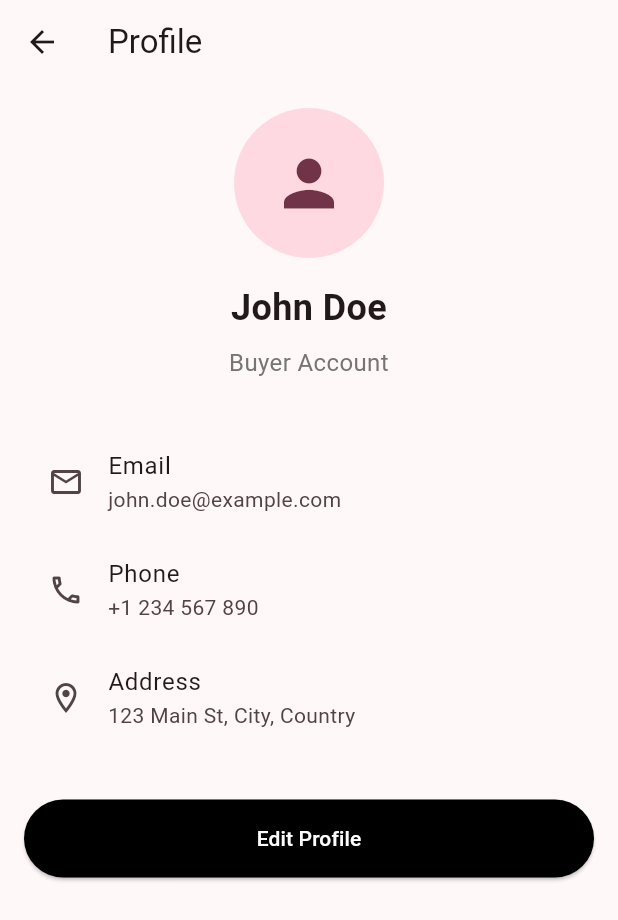
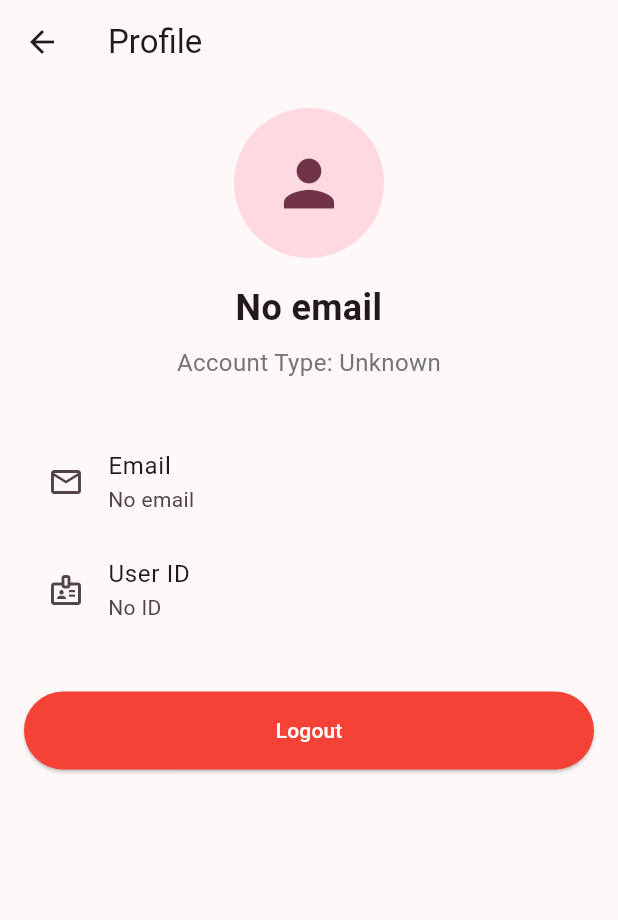
Before and after one commit to AWESOME04/MultiVendor-Flutter-App, a Flutter app: the ProfileScreen screen opened directly, on a phone screen of 412 x 824 dp. Shown: the top 920 px of the screen. Run offline on Flutter 3.47's test engine with Material 3 defaults, Android fonts, the phone set to English and light mode, and no system bars; our stand-ins replace shared_preferences; accounts and stored records are empty.

```diff
--- a/lib/screens/account_screen.dart
+++ b/lib/screens/account_screen.dart
@@ -132,15 +132,15 @@ class AccountScreen extends StatelessWidget {
               MaterialPageRoute(builder: (context) => const MyOrdersScreen()),
             ),
           ),
-          _buildMenuItem(
-            context,
-            'My Details',
-            Icons.person_outline,
-            () => Navigator.push(
-              context,
-              MaterialPageRoute(builder: (context) => const MyDetailsScreen()),
-            ),
-          ),
+          // _buildMenuItem(
+          //   context,
+          //   'My Details',
+          //   Icons.person_outline,
+          //   () => Navigator.push(
+          //     context,
+          //     MaterialPageRoute(builder: (context) => const MyDetailsScreen()),
+          //   ),
+          // ),
           _buildMenuItem(
             context,
             'Address Book',
@@ -156,7 +156,8 @@ class AccountScreen extends StatelessWidget {
             Icons.credit_card_outlined,
             () => Navigator.push(
               context,
-              MaterialPageRoute(builder: (context) => const PaymentMethodScreen()),
+              MaterialPageRoute(
+                  builder: (context) => const PaymentMethodScreen()),
             ),
           ),
           const SizedBox(height: 24),
--- a/lib/screens/profile_screen.dart
+++ b/lib/screens/profile_screen.dart
@@ -2,12 +2,61 @@ import 'package:flutter/material.dart';
 import '../services/user_service.dart';
 import 'package:provider/provider.dart';
 
-class ProfileScreen extends StatelessWidget {
+class ProfileScreen extends StatefulWidget {
   const ProfileScreen({super.key});
+
+  @override
+  State<ProfileScreen> createState() => _ProfileScreenState();
+}
+
+class _ProfileScreenState extends State<ProfileScreen> {
+  bool _isLoading = true;
+  Map<String, dynamic>? _userData;
+
+  @override
+  void initState() {
+    super.initState();
+    _loadUserData();
+  }
+
+  Future<void> _loadUserData() async {
+    try {
+      final userService = Provider.of<UserService>(context, listen: false);
+
+      // Instead of making an API call, use the data we already have
+      final userData = {
+        'email': userService.email,
+        'role': userService.userRole,
+        'id': userService.userId,
+      };
+
+      if (!mounted) return;
+
+      setState(() {
+        _userData = userData;
+        _isLoading = false;
+      });
+    } catch (e) {
+      print('Error loading user data: $e');
+      if (!mounted) return;
+
+      setState(() {
+        _isLoading = false;
+      });
+    }
+  }
 
   @override
   Widget build(BuildContext context) {
     final userService = Provider.of<UserService>(context);
+
+    if (_isLoading) {
+      return const Scaffold(
+        body: Center(
+          child: CircularProgressIndicator(),
+        ),
+      );
+    }
 
     return Scaffold(
       appBar: AppBar(
@@ -21,17 +70,17 @@ class ProfileScreen extends StatelessWidget {
             child: Icon(Icons.person, size: 50),
           ),
           const SizedBox(height: 16),
-          const Text(
-            'John Doe',
+          Text(
+            _userData?['email'] ?? 'No email',
             textAlign: TextAlign.center,
-            style: TextStyle(
+            style: const TextStyle(
               fontSize: 24,
               fontWeight: FontWeight.bold,
             ),
           ),
           const SizedBox(height: 8),
           Text(
-            userService.isSeller ? 'Seller Account' : 'Buyer Account',
+            'Account Type: ${_userData?['role'] ?? 'Unknown'}',
             textAlign: TextAlign.center,
             style: TextStyle(
               color: Colors.grey[600],
@@ -39,32 +88,42 @@ class ProfileScreen extends StatelessWidget {
             ),
           ),
           const SizedBox(height: 32),
-          const ListTile(
-            leading: Icon(Icons.email_outlined),
-            title: Text('Email'),
-            subtitle: Text('john.doe@example.com'),
+          ListTile(
+            leading: const Icon(Icons.email_outlined),
+            title: const Text('Email'),
+            subtitle: Text(_userData?['email'] ?? 'No email'),
           ),
-          const ListTile(
-            leading: Icon(Icons.phone_outlined),
-            title: Text('Phone'),
-            subtitle: Text('+1 234 567 890'),
-          ),
-          const ListTile(
-            leading: Icon(Icons.location_on_outlined),
-            title: Text('Address'),
-            subtitle: Text('123 Main St, City, Country'),
+          ListTile(
+            leading: const Icon(Icons.badge_outlined),
+            title: const Text('User ID'),
+            subtitle: Text(_userData?['id'] ?? 'No ID'),
           ),
           const SizedBox(height: 32),
+          if (userService.isSeller) ...[
+            const Divider(),
+            const Padding(
+              padding: EdgeInsets.symmetric(vertical: 8.0),
+              child: Text(
+                'My Products',
+                style: TextStyle(
+                  fontSize: 20,
+                  fontWeight: FontWeight.bold,
+                ),
+              ),
+            ),
+            // TODO: Add seller products list here
+          ],
           ElevatedButton(
             onPressed: () {
-              // TODO: Implement edit profile
+              userService.clearUserData();
+              Navigator.of(context).pushReplacementNamed('/auth');
             },
             style: ElevatedButton.styleFrom(
-              backgroundColor: Colors.black,
+              backgroundColor: Colors.red,
               foregroundColor: Colors.white,
               padding: const EdgeInsets.symmetric(vertical: 16),
             ),
-            child: const Text('Edit Profile'),
+            child: const Text('Logout'),
           ),
         ],
       ),
```
